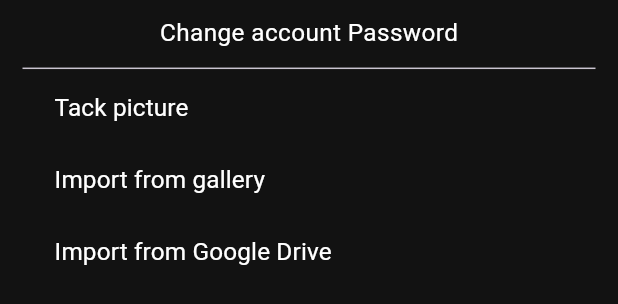
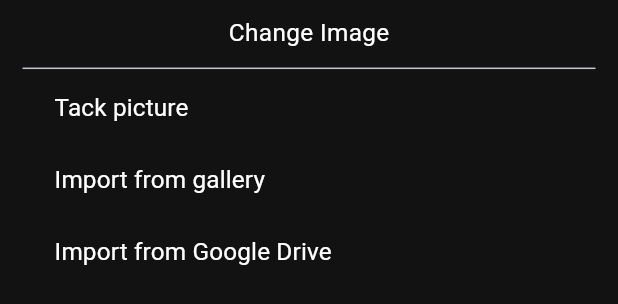
Before and after one commit to felopatersameh/UpTodo-app, a Flutter app: the ChangeImage widget shown alone on an empty page, opened directly, on a phone screen of 412 x 824 dp. Shown: the top 304 px of the screen. Run offline on Flutter 3.47's test engine with Material 3 defaults, Android fonts, the phone set to English and light mode, and no system bars; our stand-ins replace bloc, cached_network_image, contained_tab_bar_view, easy_date_timeline, file_picker, flutter_bloc and 9 more; accounts and stored records are empty; network calls fail.

Commit message:
USER STRINGS

```diff
--- a/lib/core/utils/resource/constant.dart
+++ b/lib/core/utils/resource/constant.dart
@@ -5,4 +5,6 @@ class AppConstant {
   static const String kImage =
       "https://media.licdn.com/dms/image/v2/D4D03AQEsBirk013W0g/profile-displayphoto-shrink_800_800/profile-displayphoto-shrink_800_800/0/1731256654216?e=1736985600&v=beta&t=ZRWJa18QZeELdG6NeUZrzat78l9rHY9OzJXh195i5ic";
   static ScrollPhysics physics = RangeMaintainingScrollPhysics();
+  static const String kName = "Felopater Sameh";
+  static const String kPass = "123456789#";
 }
--- a/lib/core/utils/resource/list.dart
+++ b/lib/core/utils/resource/list.dart
@@ -1,4 +1,5 @@
 import 'package:flutter/material.dart';
+import 'package:flutter_screenutil/flutter_screenutil.dart';
 
 import '../../../features/TaskManagement/model/category_model.dart';
 import '../../../features/Setting/setting_screen.dart';
@@ -40,7 +41,7 @@ class AppList {
           screen: BuildUiSettingAccount(
             screenMarginBottom: 0,
             itemModel: ChangeImage(),
-            screenWidthItemModel: 375,
+            screenWidthItemModel: 1.sh,
           ),
         ),
       ],
--- a/lib/core/utils/resource/messages.dart
+++ b/lib/core/utils/resource/messages.dart
@@ -2,6 +2,6 @@ class AppMessages {
   static const String succeed = "Succeed";
   static const String addTask = "$succeed Add Task ";
   static const String updateTask = "Update Task";
-
+  static const String updatePassword = "$succeed Password";
   static String customMessage(String message) => "the $message is required";
 }
--- a/lib/core/utils/resource/string.dart
+++ b/lib/core/utils/resource/string.dart
@@ -1,19 +1,36 @@
-class AppStrings
-{
+class AppStrings {
   static const String indexNamePage = "Index";
   static const String calenderNamePage = "Calender";
   static const String addNamePage = "  ";
   static const String focusNamePage = "Focus";
-  static const String profileNamePage = "Profile";
   static const String todayTask = "Today";
   static const String completeTask = "Complete";
   static const String cancel = "Cancel";
   static const String chooseTime = "Choose Time";
-  static const String changeName = "Change account name";
-  static const String changePassword = "Change account Password";
   static const String chooseDate = "Choose Date";
   static const String edite = "Edite";
   static const String addTask = "Add Task";
   static const String title = "Add Task";
   static const String description = "Description";
+
+  // User Screen
+  static const String profileNamePage = "Profile";
+  static _User user = _User();
 }
+
+class _User {
+  String taskLeft = "Task left";
+  String taskDone = "Task done" ;
+  String changePassword = "Change account Password";
+  String changeImage = "Change Image";
+  String changeName = "Change account name";
+  String takePicture = "Tack picture";
+  String importFromGallery = "Import from gallery";
+  String importFromGoogleDrive = "Import from Google Drive";
+  String oldPassword = "Old Password";
+  String newPassword = "New Password";
+
+  String logOut = "Log Out";
+  String messageForSameName = 'The same name already exists';
+  String messageWrongPassword = "The old Password is not Right";
+}
--- a/lib/features/User/View/Widget/build_ui_setting_account_screen_dialog.dart
+++ b/lib/features/User/View/Widget/build_ui_setting_account_screen_dialog.dart
@@ -32,7 +32,7 @@ class BuildUiSettingAccount extends StatelessWidget {
               borderRadius: BorderRadius.circular(12.0).r,
             ),
             height: (screenHeightItemModel ?? 200).h,
-            width: (screenWidthItemModel ?? 327).w,
+            width: screenWidthItemModel ?? (327).w,
             margin: EdgeInsets.zero,
             child: itemModel,
           )),
--- a/lib/features/User/View/Widget/change_image.dart
+++ b/lib/features/User/View/Widget/change_image.dart
@@ -17,7 +17,7 @@ class ChangeImage extends StatelessWidget {
         Align(
           child: Padding(
             padding: const EdgeInsets.symmetric(vertical: 10),
-            child: Text(AppStrings.changePassword, style: Styles.text16()),
+            child: Text(AppStrings.user.changeImage, style: Styles.text16()),
           ),
         ),
         Divider(
@@ -27,24 +27,25 @@ class ChangeImage extends StatelessWidget {
         ),
         _items(
           context,
-          text: "Tack picture",
+          text: AppStrings.user.takePicture,
           onTap: () => context.read<UserCubit>().pickFromCamera(),
         ),
         _items(
           context,
-          text: "Import from gallery",
+          text: AppStrings.user.importFromGallery,
           onTap: () => context.read<UserCubit>().pickFromGallery(),
         ),
         _items(
           context,
-          text: "Import from Google Drive",
+          text: AppStrings.user.importFromGoogleDrive,
           onTap: () => context.read<UserCubit>().pickFromFile(),
         ),
       ],
     );
   }
 
-  Widget _items(context,{
+  Widget _items(
+    context, {
     required void Function() onTap,
     required String text,
   }) =>
--- a/lib/features/User/ViewModel/user_cubit.dart
+++ b/lib/features/User/ViewModel/user_cubit.dart
@@ -5,7 +5,9 @@ import 'package:file_picker/file_picker.dart';
 import 'package:hive_flutter/hive_flutter.dart';
 import 'package:image_picker/image_picker.dart';
 import 'package:meta/meta.dart';
+import 'package:uptodo/core/utils/Widget/custom_messages.dart';
 import 'package:uptodo/core/utils/resource/constant.dart';
+import 'package:uptodo/core/utils/resource/messages.dart';
 import '../../../core/Network/serves_locator.dart';
 import '../../../core/model/task_model.dart';
 
@@ -45,6 +47,7 @@ class UserCubit extends Cubit<UserState> {
         user.tasks,
       );
       boxUser.putAt(0, updatedUser);
+      showMessage(text: AppMessages.succeed, state: ToastStates.succeed);
       emit(UserUpdated(updatedUser));
     }
   }
```
Also changed, not shown: lib/features/User/View/Widget/change_name.dart (+9 -4 lines), lib/features/User/View/Widget/change_password.dart (+20 -15 lines), lib/features/User/View/Widget/user_details.dart (+7 -2 lines).
